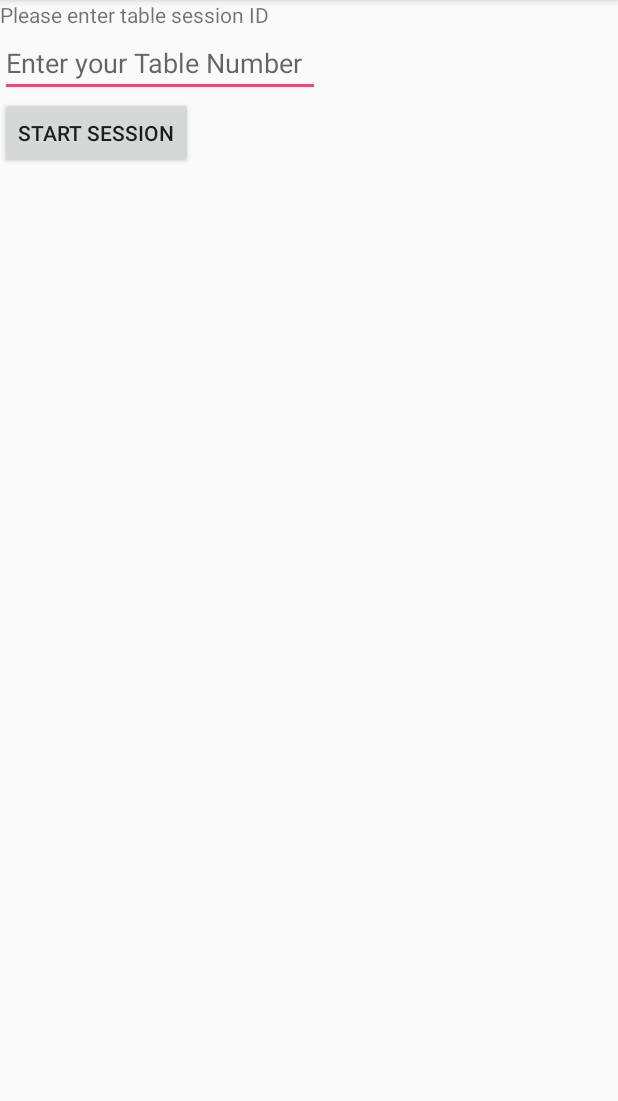
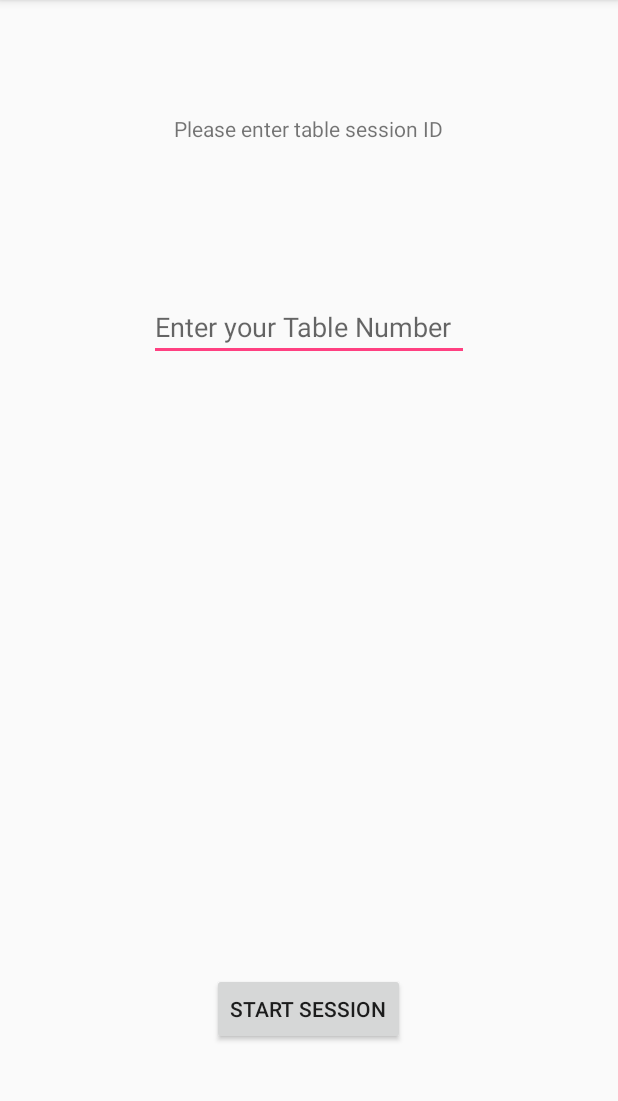
Before and after one commit to Nihilius/WheresMyWaiter, an Android app: the CustomerActivity screen opened directly, with no data from a screen before it, on a phone screen of 412 x 824 dp, the part 84-1185 px from its top. Run offline under Robolectric (Android 15) with nearby library versions, the phone set to English and light mode, and no system bars; our stand-ins replace Firebase (no records; nobody signed in at launch, a user with empty details on screens opened directly).

Commit message:
hopefully a working version

```diff
--- a/app/src/main/java/com/db/bv/bignerdranch/android/wheresmywaiter/CustomerTableSession.java
+++ b/app/src/main/java/com/db/bv/bignerdranch/android/wheresmywaiter/CustomerTableSession.java
@@ -129,6 +129,7 @@ public class CustomerTableSession extends AppCompatActivity {
                 table.setHasAcknolwedged(false);
                 table.setHasMessage(false);
                 table.setCustomerRequest("");
+                customerRequestEditText.setText("");
                 pingFulfilledButton.setVisibility(View.INVISIBLE);
                 databaseTableSession.child("Table"+ table.getTableNumber()).setValue(table);
 
--- a/app/src/main/res/layout/activity_customer.xml
+++ b/app/src/main/res/layout/activity_customer.xml
@@ -8,15 +8,20 @@
 
     <TextView
         android:id="@+id/textView"
-        android:layout_width="match_parent"
+        android:layout_width="wrap_content"
         android:layout_height="wrap_content"
+        android:layout_alignParentTop="true"
+        android:layout_centerHorizontal="true"
+        android:layout_marginTop="76dp"
         android:text="Please enter table session ID" />
 
     <EditText
         android:id="@+id/TableCode"
         android:layout_width="wrap_content"
         android:layout_height="wrap_content"
-        android:layout_below="@id/textView"
+        android:layout_below="@+id/textView"
+        android:layout_centerHorizontal="true"
+        android:layout_marginTop="100dp"
         android:ems="10"
         android:hint="Enter your Table Number"
         android:inputType="textPersonName" />
@@ -25,8 +30,9 @@
         android:id="@+id/startSessionButton"
         android:layout_width="wrap_content"
         android:layout_height="wrap_content"
-        android:layout_alignParentStart="true"
-        android:layout_below="@+id/TableCode"
+        android:layout_alignParentBottom="true"
+        android:layout_centerHorizontal="true"
+        android:layout_marginBottom="71dp"
         android:text="Start Session" />
 
 </RelativeLayout>
```
Also changed, not shown: app/src/main/java/com/db/bv/bignerdranch/android/wheresmywaiter/CustomerActivity.java (+15 -18 lines).
